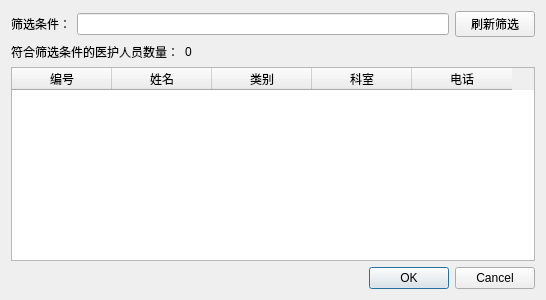
First picture: the form in PhysioMgr/PsmDlgDoctorSel.ui, repository yuylong/PhysioMgr, before the edit.
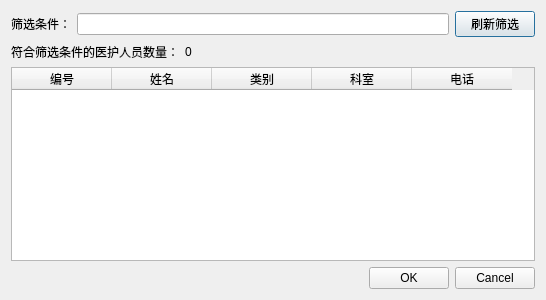
Second picture: the form after the edit.

Diff of the .ui file:
```diff
--- a/PhysioMgr/PsmDlgDoctorSel.ui
+++ b/PhysioMgr/PsmDlgDoctorSel.ui
@@ -31,6 +31,12 @@
        <property name="text">
         <string>刷新筛选</string>
        </property>
+       <property name="autoDefault">
+        <bool>false</bool>
+       </property>
+       <property name="default">
+        <bool>true</bool>
+       </property>
       </widget>
      </item>
     </layout>
```
